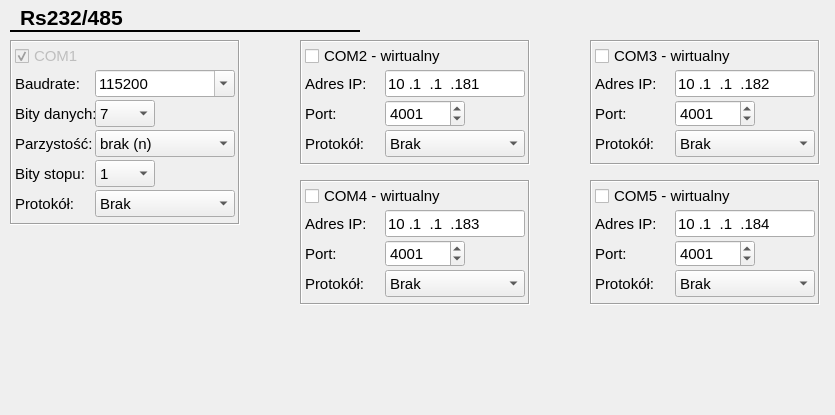
First picture: the form in CfgForms/crs232cfgform.ui, repository kaczmar55/koneor_v2, before the edit.
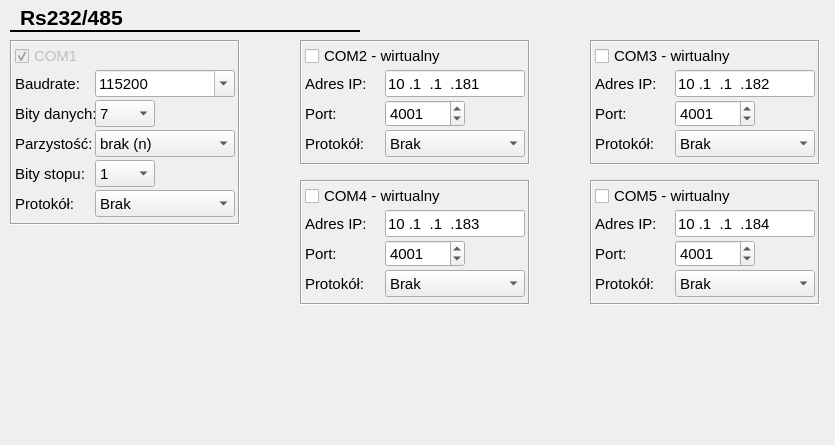
Second picture: the form after the edit.

What changed in the file:
```diff
--- a/CfgForms/crs232cfgform.ui
+++ b/CfgForms/crs232cfgform.ui
@@ -7,7 +7,7 @@
     <x>0</x>
     <y>0</y>
     <width>835</width>
-    <height>415</height>
+    <height>445</height>
    </rect>
   </property>
   <property name="windowTitle">
```
Left out of the diff: 40 changed lines with no effect on the pictures.
